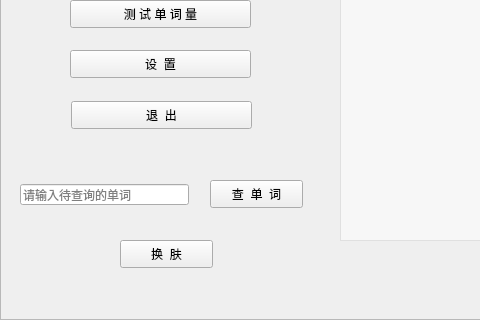
Before: the Qt Designer form mainwindow.ui in OOPtaskgroup/dictionary, drawn with Qt 5; both pictures show x 0 to 480 and y 200 to 520 of the 820 by 520 pixel window.
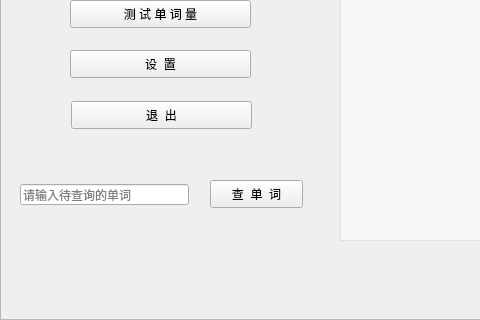
After: the same form once the commit is applied.

Commit message: THproject theme added. modified by victorywys -- 5.23

Patch:
```diff
--- a/mainwindow.ui
+++ b/mainwindow.ui
@@ -169,19 +169,6 @@
      <string>查  单  词</string>
     </property>
    </widget>
-   <widget class="QPushButton" name="themeBtn">
-    <property name="geometry">
-     <rect>
-      <x>120</x>
-      <y>440</y>
-      <width>93</width>
-      <height>28</height>
-     </rect>
-    </property>
-    <property name="text">
-     <string>换  肤</string>
-    </property>
-   </widget>
    <widget class="QPushButton" name="configBtn">
     <property name="geometry">
      <rect>
```
Left out of the diff: 11 changed lines with no effect on the pictures. The commit also changes 52 other files.
